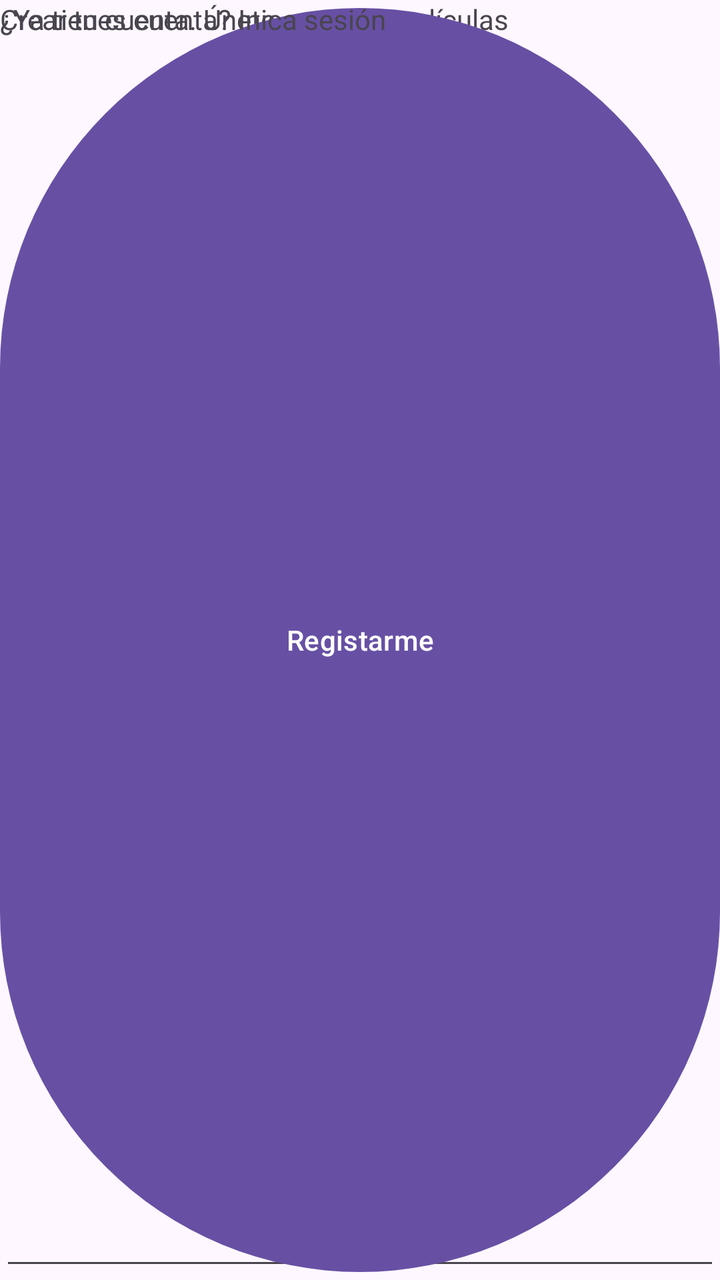
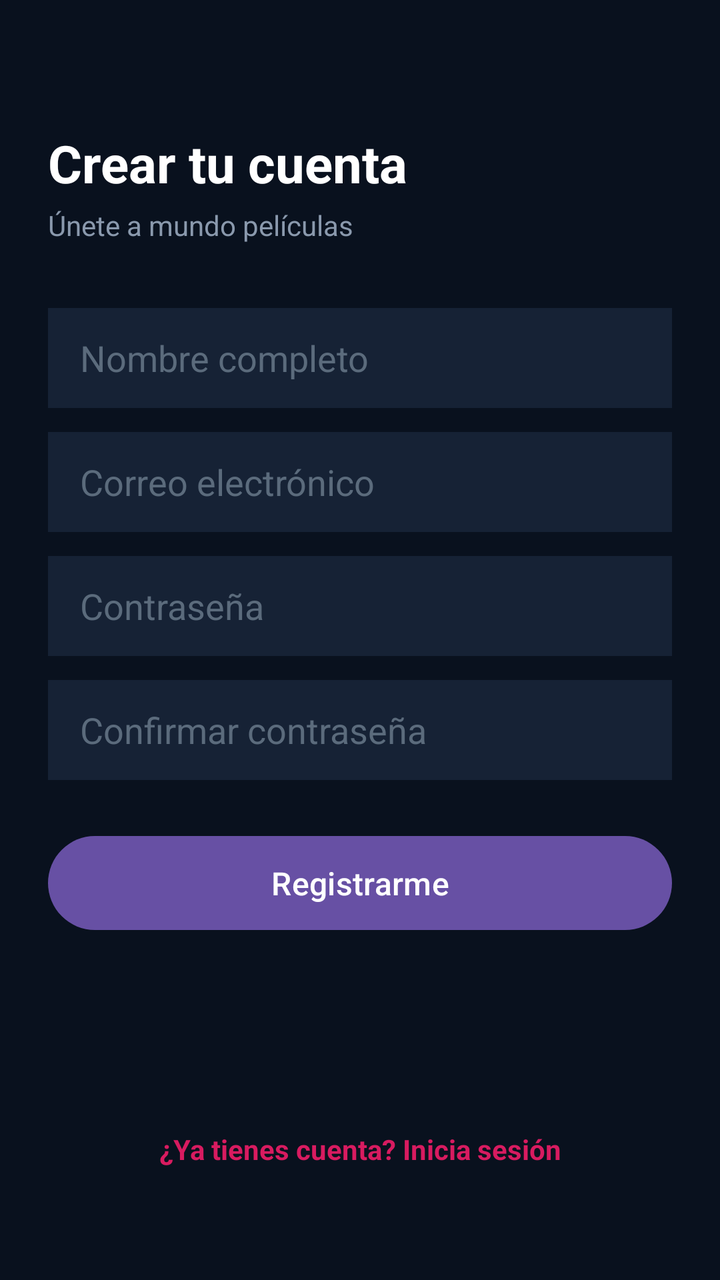

Before-and-after screenshots of an Android layout around one commit, followed by the original layout XML and the change that was made.
<!-- AndroidManifest.xml: application theme Theme.MundoPeliculas -->
<!-- res/layout/activity_register.xml -->
<?xml version="1.0" encoding="utf-8"?>
<androidx.constraintlayout.widget.ConstraintLayout xmlns:android="http://schemas.android.com/apk/res/android"
    xmlns:app="http://schemas.android.com/apk/res-auto"
    xmlns:tools="http://schemas.android.com/tools"
    android:id="@+id/main"
    android:layout_width="match_parent"
    android:layout_height="match_parent"
    tools:context=".RegisterActivity">

    <TextView
        android:layout_width="match_parent"
        android:layout_height="match_parent"
        android:text="Crear tu cuenta. Únete a mundo películas"
        />

    <EditText
        android:layout_width="match_parent"
        android:layout_height="match_parent"
        android:id="@+id/etFullName"
        android:text="Nombre completo"
        />

    <EditText
        android:layout_width="match_parent"
        android:layout_height="match_parent"
        android:id="@+id/etEmail"
        android:text="Correoelectronico"
        />

    <EditText
        android:layout_width="match_parent"
        android:layout_height="match_parent"
        android:id="@id/etPassword"
        android:text="Contraseña"
        />
    <EditText
        android:layout_width="match_parent"
        android:layout_height="match_parent"
        android:id="@+id/etConfirmPassword"
        android:text="Confirmar contraseña"
        />

    <Button
        android:layout_width="match_parent"
        android:layout_height="match_parent"
        android:id="@+id/btnRegister"
        android:text="Registarme"
        />

    <TextView
        android:layout_width="match_parent"
        android:layout_height="match_parent"
        android:text="¿Ya tienes cuenta? Inica sesión"
        />
</androidx.constraintlayout.widget.ConstraintLayout>
<!-- resources referenced by this layout -->
<resources>
  <style name="Theme.MundoPeliculas" parent="Base.Theme.MundoPeliculas" />
  <style name="Base.Theme.MundoPeliculas" parent="Theme.Material3.DayNight.NoActionBar">
          
          
      </style>
</resources>

<!-- the commit's change to res/layout/activity_register.xml (unified diff, before → after) -->
@@ -5,51 +5,119 @@
     android:id="@+id/main"
     android:layout_width="match_parent"
     android:layout_height="match_parent"
+    android:background="#09111E"
+    android:padding="24dp"
     tools:context=".RegisterActivity">
 
     <TextView
-        android:layout_width="match_parent"
-        android:layout_height="match_parent"
-        android:text="Crear tu cuenta. Únete a mundo películas"
-        />
+        android:id="@+id/tvRegTitle"
+        android:layout_width="0dp"
+        android:layout_height="wrap_content"
+        android:layout_marginTop="40dp"
+        android:text="Crear tu cuenta"
+        android:textColor="#FFFFFF"
+        android:textSize="26sp"
+        android:textStyle="bold"
+        app:layout_constraintEnd_toEndOf="parent"
+        app:layout_constraintStart_toStartOf="parent"
+        app:layout_constraintTop_toTopOf="parent" />
+
+    <TextView
+        android:id="@+id/tvRegSubtitle"
+        android:layout_width="0dp"
+        android:layout_height="wrap_content"
+        android:layout_marginTop="4dp"
+        android:text="Únete a mundo películas"
+        android:textColor="#8A99AD"
+        android:textSize="14sp"
+        app:layout_constraintEnd_toEndOf="parent"
+        app:layout_constraintStart_toStartOf="parent"
+        app:layout_constraintTop_toBottomOf="@+id/tvRegTitle" />
 
     <EditText
-        android:layout_width="match_parent"
-        android:layout_height="match_parent"
         android:id="@+id/etFullName"
-        android:text="Nombre completo"
-        />
+        android:layout_width="0dp"
+        android:layout_height="50dp"
+        android:layout_marginTop="32dp"
+        android:background="#162235"
+        android:hint="Nombre completo"
+        android:inputType="textPersonName"
+        android:paddingHorizontal="16dp"
+        android:textColor="#FFFFFF"
+        android:textColorHint="#5B6B7C"
+        app:layout_constraintEnd_toEndOf="parent"
+        app:layout_constraintStart_toStartOf="parent"
+        app:layout_constraintTop_toBottomOf="@+id/tvRegSubtitle" />
 
     <EditText
-        android:layout_width="match_parent"
-        android:layout_height="match_parent"
         android:id="@+id/etEmail"
-        android:text="Correoelectronico"
-        />
+        android:layout_width="0dp"
+        android:layout_height="50dp"
+        android:layout_marginTop="12dp"
+        android:background="#162235"
+        android:hint="Correo electrónico"
+        android:inputType="textEmailAddress"
+        android:paddingHorizontal="16dp"
+        android:textColor="#FFFFFF"
+        android:textColorHint="#5B6B7C"
+        app:layout_constraintEnd_toEndOf="parent"
+        app:layout_constraintStart_toStartOf="parent"
+        app:layout_constraintTop_toBottomOf="@+id/etFullName" />
 
     <EditText
-        android:layout_width="match_parent"
-        android:layout_height="match_parent"
-        android:id="@id/etPassword"
-        android:text="Contraseña"
-        />
+        android:id="@+id/etPassword"
+        android:layout_width="0dp"
+        android:layout_height="50dp"
+        android:layout_marginTop="12dp"
+        android:background="#162235"
+        android:hint="Contraseña"
+        android:inputType="textPassword"
+        android:paddingHorizontal="16dp"
+        android:textColor="#FFFFFF"
+        android:textColorHint="#5B6B7C"
+        app:layout_constraintEnd_toEndOf="parent"
+        app:layout_constraintStart_toStartOf="parent"
+        app:layout_constraintTop_toBottomOf="@+id/etEmail" />
+
     <EditText
-        android:layout_width="match_parent"
-        android:layout_height="match_parent"
         android:id="@+id/etConfirmPassword"
-        android:text="Confirmar contraseña"
-        />
+        android:layout_width="0dp"
+        android:layout_height="50dp"
+        android:layout_marginTop="12dp"
+        android:background="#162235"
+        android:hint="Confirmar contraseña"
+        android:inputType="textPassword"
+        android:paddingHorizontal="16dp"
+        android:textColor="#FFFFFF"
+        android:textColorHint="#5B6B7C"
+        app:layout_constraintEnd_toEndOf="parent"
+        app:layout_constraintStart_toStartOf="parent"
+        app:layout_constraintTop_toBottomOf="@+id/etPassword" />
 
     <Button
-        android:layout_width="match_parent"
-        android:layout_height="match_parent"
         android:id="@+id/btnRegister"
-        android:text="Registarme"
-        />
+        android:layout_width="0dp"
+        android:layout_height="55dp"
+        android:layout_marginTop="24dp"
+        android:text="Registrarme"
+        android:textColor="#FFFFFF"
+        android:textSize="16sp"
+        app:layout_constraintEnd_toEndOf="parent"
+        app:layout_constraintStart_toStartOf="parent"
+        app:layout_constraintTop_toBottomOf="@+id/etConfirmPassword" />
 
     <TextView
-        android:layout_width="match_parent"
-        android:layout_height="match_parent"
-        android:text="¿Ya tienes cuenta? Inica sesión"
-        />
+        android:id="@+id/tvLoginLink"
+        android:layout_width="wrap_content"
+        android:layout_height="wrap_content"
+        android:layout_marginBottom="24dp"
+        android:padding="8dp"
+        android:text="¿Ya tienes cuenta? Inicia sesión"
+        android:textColor="#D81B60"
+        android:textSize="14sp"
+        android:textStyle="bold"
+        app:layout_constraintBottom_toBottomOf="parent"
+        app:layout_constraintEnd_toEndOf="parent"
+        app:layout_constraintStart_toStartOf="parent" />
+
 </androidx.constraintlayout.widget.ConstraintLayout>
